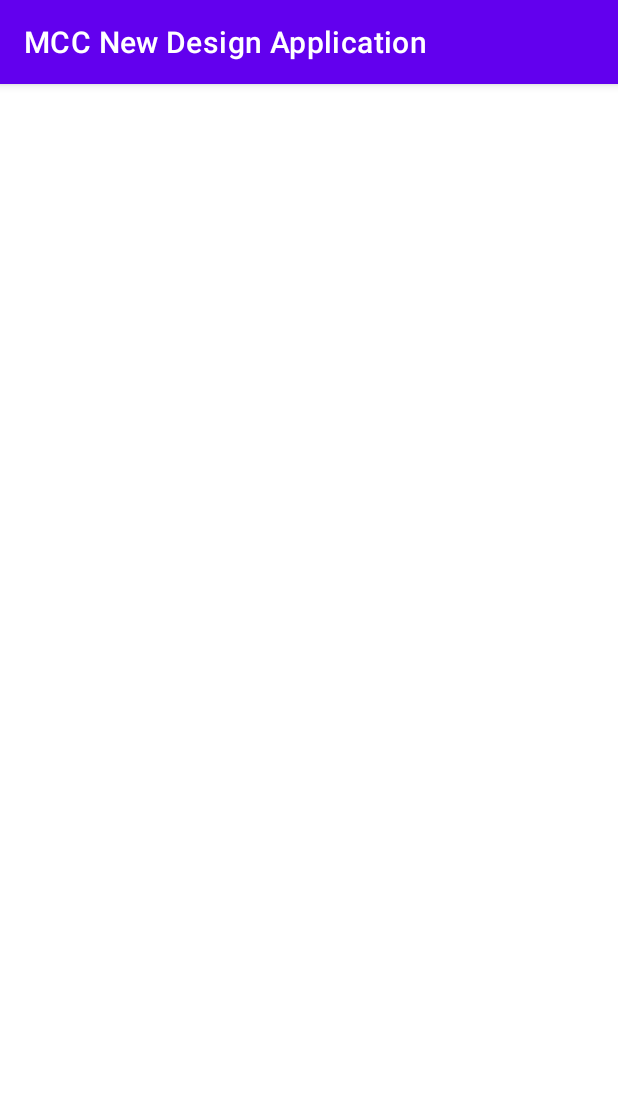
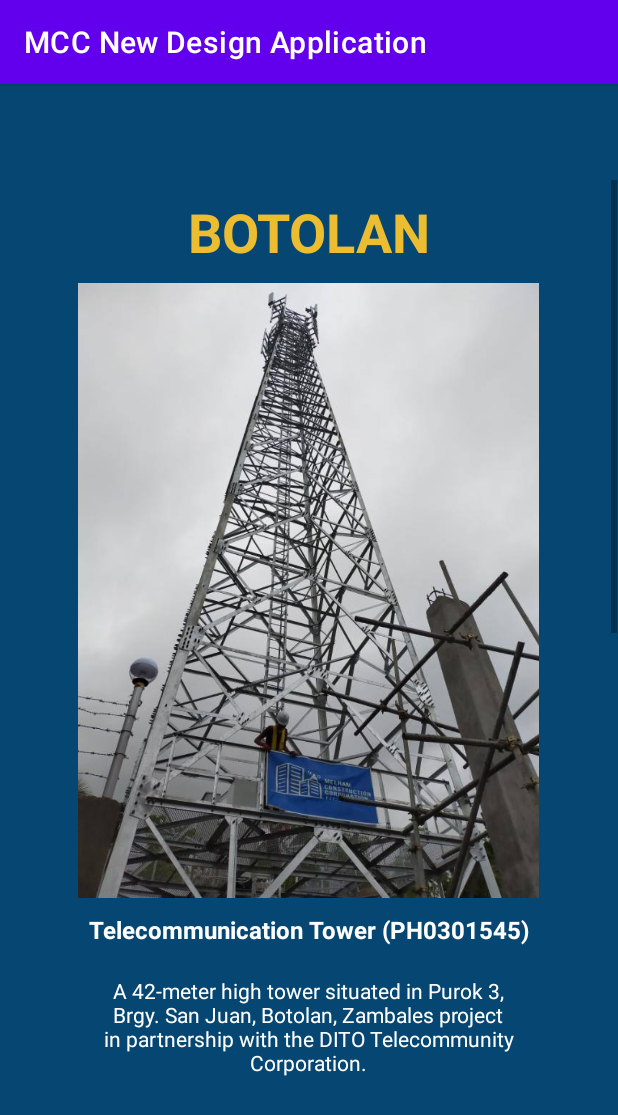
Before and after one commit to ajcdev/mcc-web-app, an Android app: the CompProjectScreen screen opened directly, with no data from a screen before it, on a phone screen of 412 x 824 dp. Shown: the top 1115 px of the screen. Run offline under Robolectric (Android 15) with nearby library versions, the phone set to English and light mode, and no system bars.

Commit message:
Project Screens

```diff
--- a/app/src/main/res/layout/activity_comp_project_screen.xml
+++ b/app/src/main/res/layout/activity_comp_project_screen.xml
@@ -4,6 +4,122 @@
     xmlns:tools="http://schemas.android.com/tools"
     android:layout_width="match_parent"
     android:layout_height="match_parent"
+    android:background="#054772"
     tools:context=".CompProjectScreen">
 
+    <androidx.appcompat.widget.Toolbar
+        android:id="@+id/toolbar2"
+        android:layout_width="412dp"
+        android:layout_height="64dp"
+        android:background="#054772"
+        android:minHeight="?attr/actionBarSize"
+        android:theme="?attr/actionBarTheme"
+        app:layout_constraintEnd_toEndOf="parent"
+        app:layout_constraintHorizontal_bias="1.0"
+        app:layout_constraintStart_toStartOf="parent"
+        app:layout_constraintTop_toTopOf="parent" />
+
+    <ScrollView
+        android:layout_width="411dp"
+        android:layout_height="606dp"
+        app:layout_constraintEnd_toEndOf="parent"
+        app:layout_constraintHorizontal_bias="0.0"
+        app:layout_constraintStart_toStartOf="parent"
+        app:layout_constraintTop_toBottomOf="@+id/toolbar2">
+
+        <LinearLayout
+            android:layout_width="match_parent"
+            android:layout_height="wrap_content"
+            android:orientation="vertical" >
+
+            <TextView
+                android:id="@+id/textView3"
+                android:layout_width="match_parent"
+                android:layout_height="wrap_content"
+                android:padding="10dp"
+                android:text="@string/botolan"
+                android:textAlignment="center"
+                android:textColor="#ECBC31"
+                android:textSize="36sp"
+                android:textStyle="bold" />
+
+            <ImageView
+                android:id="@+id/imageView"
+                android:layout_width="match_parent"
+                android:layout_height="410dp"
+                android:contentDescription="@string/botolanpic"
+                app:srcCompat="@drawable/botolan" />
+
+            <TextView
+                android:id="@+id/textView4"
+                android:layout_width="match_parent"
+                android:layout_height="wrap_content"
+                android:padding="10dp"
+                android:text="@string/telecommunication_tower_ph0301545"
+                android:textAlignment="center"
+                android:textColor="#FFFFFF"
+                android:textSize="16sp"
+                android:textStyle="bold" />
+
+            <TextView
+                android:id="@+id/textView5"
+                android:layout_width="match_parent"
+                android:layout_height="wrap_content"
+                android:layout_marginStart="50dp"
+                android:layout_marginEnd="50dp"
+                android:padding="10dp"
+                android:text="@string/a_42_meter_high_tower_situated_in_purok_3_brgy_san_juan_botolan_zambales_project_in_partnership_with_the_dito_telecommunity_corporation"
+                android:textAlignment="center"
+                android:textColor="#FFFFFF" />
+
+            <View
+                android:id="@+id/divider"
+                android:layout_width="350dp"
+                android:layout_height="1dp"
+                android:layout_gravity="center"
+                android:background="@color/white" />
+
+            <TextView
+                android:id="@+id/textView6"
+                android:layout_width="match_parent"
+                android:layout_height="wrap_content"
+                android:padding="10dp"
+                android:text="@string/sta_cruz"
+                android:textAlignment="center"
+                android:textColor="#ECBC31"
+                android:textSize="36sp"
+                android:textStyle="bold" />
+
+            <ImageView
+                android:id="@+id/imageView2"
+                android:layout_width="match_parent"
+                android:layout_height="410dp"
+                android:contentDescription="@string/stacruzpic"
+                app:srcCompat="@drawable/stacruz" />
+
+            <TextView
+                android:id="@+id/textView7"
+                android:layout_width="match_parent"
+                android:layout_height="wrap_content"
+                android:padding="10dp"
+                android:text="@string/telecommunication_tower_ph0301887"
+                android:textAlignment="center"
+                android:textColor="#FFFFFF"
+                android:textSize="16sp"
+                android:textStyle="bold" />
+
+            <TextView
+                android:id="@+id/textView8"
+                android:layout_width="match_parent"
+                android:layout_height="wrap_content"
+                android:layout_marginStart="50dp"
+                android:layout_marginEnd="50dp"
+                android:padding="10dp"
+                android:text="@string/a_42_meter_high_tower_situated_in_eliaed_st_poblacion_north_sta_cruz_zambales_project_in_partnership_with_the_dito_telecommunity_corporation"
+                android:textAlignment="center"
+                android:textColor="#FFFFFF" />
+
+        </LinearLayout>
+    </ScrollView>
+
 </androidx.constraintlayout.widget.ConstraintLayout>
--- a/app/src/main/res/layout/activity_main.xml
+++ b/app/src/main/res/layout/activity_main.xml
@@ -35,7 +35,7 @@
             android:layout_height="match_parent"
             android:contentDescription="@string/comppic"
             app:shapeAppearanceOverlay="@style/roundcorners"
-            app:srcCompat="@drawable/compPic" />
+            app:srcCompat="@drawable/comppic" />
 
         <TextView
             android:id="@+id/textView"
@@ -70,7 +70,7 @@
             android:layout_height="wrap_content"
             android:contentDescription="@string/ongpic"
             app:shapeAppearanceOverlay="@style/roundcorners"
-            app:srcCompat="@drawable/ongPic" />
+            app:srcCompat="@drawable/ongpic" />
 
         <TextView
             android:id="@+id/textView2"
```
